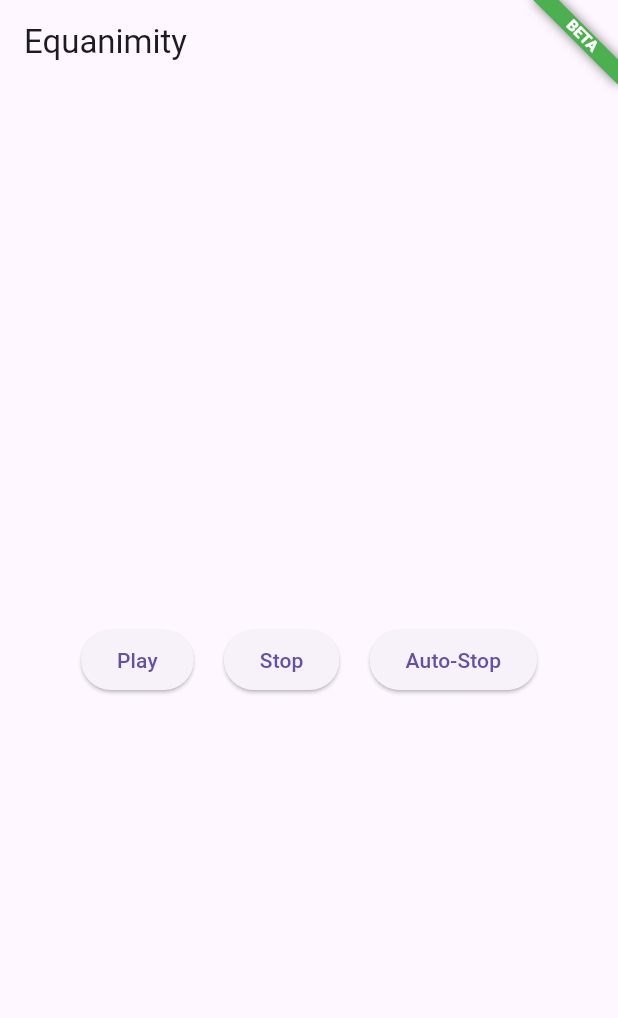
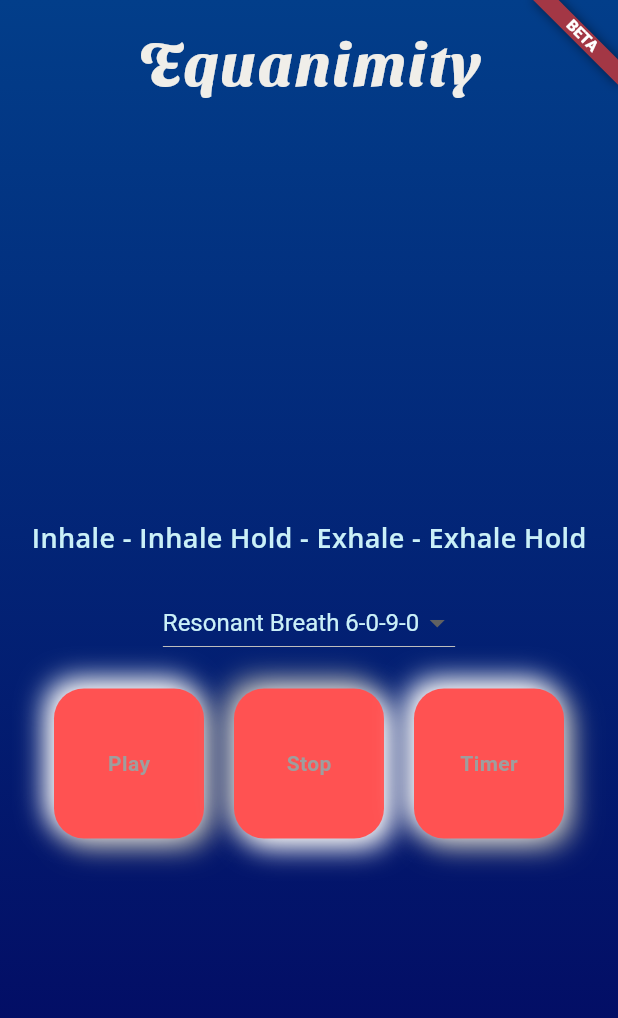
Before and after one commit to matthewwcole/equanMAN, a Flutter app: the screen it shows after launch, on a phone screen of 412 x 824 dp. Shown: the top 1018 px of the screen. Run offline on Flutter 3.47's test engine with Material 3 defaults, Android fonts, the phone set to English and light mode, and no system bars; our stand-ins replace google_fonts, just_audio; missing offline and left inert: audio_session.

Commit message:
Neumorphism buttons

```diff
--- a/lib/main.dart
+++ b/lib/main.dart
@@ -1,5 +1,6 @@
-import 'package:breathingcompanion/view/gaplessplaylist.dart';
+import 'package:breathingcompanion/view/home_breathing_screen.dart';
 import 'package:flutter/material.dart';
+import 'package:breathingcompanion/viewmodel/theme/app_pallete.dart';
 
 void main() {
   runApp(
@@ -12,14 +13,33 @@ class MyApp extends StatelessWidget {
 
   @override
   Widget build(BuildContext context) {
+//    final HSLColor hslColor = HSLColor.fromColor(Pallete.scarletSmile);
+//    final HSLColor desaturatedColor = hslColor.withSaturation(0.2);
     return MaterialApp(
       debugShowCheckedModeBanner: false,
-      title: 'Equanimity',
-      home: const Banner(
+      theme: ThemeData(
+        appBarTheme: const AppBarTheme(
+          titleTextStyle: TextStyle(
+            color: Pallete.primaryText,
+            fontSize: 20,
+            fontWeight: FontWeight.bold,
+          ),
+        ),
+        textTheme: const TextTheme(
+          bodySmall: TextStyle(color: Pallete.primaryText),
+          bodyMedium: TextStyle(color: Pallete.primaryText),
+          bodyLarge: TextStyle(color: Pallete.primaryText),
+        ).apply(
+          bodyColor: Pallete.primaryText,
+          displayColor: Pallete.primaryText,
+        ),
+      ),
+      title: '😠 Equanimity 😮‍💨',
+      home: Banner(
         message: "BETA",
         location: BannerLocation.topEnd,
-        color: Colors.green,
-        child: GaplessPlaylist(),
+        color: Pallete.scarletSmile,
+        child: HomeBreathingScreen(),
       ),
     );
   }
--- a/lib/model/audio_player_service.dart
+++ b/lib/model/audio_player_service.dart
@@ -1,16 +1,80 @@
 import 'package:just_audio/just_audio.dart';
 import 'package:audio_session/audio_session.dart';
+
+class Playlist {
+  final String title;
+  final List<String> audioAssets;
+
+  Playlist({required this.title, required this.audioAssets});
+
+
+static final List<Playlist> allPlaylists = [
+    Playlist(
+    title: 'Resonant Breath 6-0-9-0',
+    audioAssets: [
+      'assets/audio/i6.wav',
+      'assets/audio/e9.wav',
+    ],
+  ),
+  Playlist(
+    title: 'Resonant Breath 6-2-9-2',
+    audioAssets: [
+      'assets/audio/i6.wav',
+      'assets/audio/hold2.wav',
+      'assets/audio/e9.wav',
+      'assets/audio/hold2.wav',
+    ],
+  ),
+    Playlist(
+    title: 'Resonant Breath 6-5-9-5',
+    audioAssets: [
+      'assets/audio/i6.wav',
+      'assets/audio/hold5.wav',
+      'assets/audio/e9.wav',
+      'assets/audio/hold5.wav',
+    ],
+  ),
+    Playlist(
+    title: 'Resonant Breath 6-8-9-8',
+    audioAssets: [
+      'assets/audio/i6.wav',
+      'assets/audio/hold8.wav',
+      'assets/audio/e9.wav',
+      'assets/audio/hold8.wav',
+    ],
+  ),
+  // You can add more playlists here
+];
+}
+
+
+
+
+
 
 class AudioPlayerService {
   final _player = AudioPlayer();
 
-  //we can track what phase we are in
+/*   //Our First Playlist ... eventually we can track where we are in the playlist
   final _playlistResonantBreath = <AudioSource>[
     AudioSource.asset('assets/audio/i6.wav'),
     AudioSource.asset('assets/audio/hold2.wav'),
     AudioSource.asset('assets/audio/e9.wav'),
     AudioSource.asset('assets/audio/hold2.wav'),
-  ];
+  ]; */
+
+Future<void> loadPlaylist(Playlist playlist, {int initialIndex = 0}) async {
+  await _player.stop(); // Stop current playback
+
+  final sources = playlist.audioAssets.map((path) =>
+    AudioSource.asset(path)
+  ).toList();
+
+  await _player.setAudioSources(sources, initialIndex: initialIndex);
+  await _player.setLoopMode(LoopMode.all); // Gapless Repeat
+
+}
+
 
   Future<void> _init() async {
     final session = await AudioSession.instance;
@@ -39,12 +103,6 @@ class AudioPlayerService {
       _player.pause();
     });
 
-    await _player.setAudioSources(
-      _playlistResonantBreath,
-      initialIndex: 0,
-      initialPosition: Duration.zero,
-    );
-    await _player.setLoopMode(LoopMode.all);
   }
 
   Future<void> play() async {
--- a/lib/view/audio_control_buttons.dart
+++ b/lib/view/audio_control_buttons.dart
@@ -1,6 +1,13 @@
 import 'package:flutter/material.dart';
+import 'package:breathingcompanion/view/neumorphic_button.dart';
 
-class AudioControlButtons extends StatelessWidget{
+enum PlayerState {
+  playing,
+  stopped,
+  timer,
+}
+
+class AudioControlButtons extends StatefulWidget{
 
   // Define two final VoidCallback variables here (one for play, one for stop, timer)
   final VoidCallback onPlay;
@@ -8,37 +15,65 @@ class AudioControlButtons extends StatelessWidget{
   final VoidCallback startTimer;
 
   // Constructor that requires those two callbacks
-  const AudioControlButtons(
-    {super.key,
+  const AudioControlButtons({
+    super.key,
     required this.onPlay,
     required this.onStop,
-    required this.startTimer});
+    required this.startTimer
+    });
 
+  @override
+  State<AudioControlButtons> createState() => _AudioControlButtonsState();
+}
+
+class _AudioControlButtonsState extends State<AudioControlButtons> {
+  PlayerState _playerState = PlayerState.stopped;
+
+  void _handlePlay() {
+    setState(() {
+      _playerState = PlayerState.playing;
+    });
+    widget.onPlay();
+  }
+
+  void _handleStop() {
+    setState(() {
+      _playerState = PlayerState.stopped;
+    });
+    widget.onStop();
+  }
+
+  void _handleTimer() {
+    setState(() {
+      _playerState = PlayerState.timer;
+    });
+    widget.startTimer();
+  }
 
 // build method with your two ElevatedButtons
   @override
   Widget build(BuildContext context) {
-    return Scaffold(
-      body: Center(
+    return Center(
       child: Row(
         mainAxisAlignment: MainAxisAlignment.center,
         children: [
-            ElevatedButton(
-              onPressed: onPlay,
-              child: const Text('Play')
+          NeumorphicButton(
+            onPressed: _handlePlay,
+            text: 'Play',
+            isPlaying: _playerState == PlayerState.playing,
           ),
           const SizedBox(width: 20),
-            ElevatedButton(
-              onPressed: onStop,
-              child: const Text('Stop')
+          NeumorphicButton(
+            onPressed: _handleStop,
+            text: 'Stop',
+            isPlaying: _playerState == PlayerState.stopped,
           ),
           const SizedBox(width: 20),
-            ElevatedButton(
-              onPressed: startTimer,
-              child: const Text('Auto-Stop')
+          NeumorphicButton(
+            onPressed: _handleTimer,
+            text: 'Timer',
           ),
         ],
-        ),
       ),
     );
   }
--- a/lib/view/gaplessplaylist.dart
+++ b/lib/view/home_breathing_screen.dart
@@ -1,24 +1,30 @@
 import 'package:breathingcompanion/view/audio_control_buttons.dart';
 import 'package:breathingcompanion/viewmodel/sleep_timer_viewmodel.dart';
+import 'package:breathingcompanion/viewmodel/theme/app_pallete.dart';
 import 'package:flutter/material.dart';
+import 'package:google_fonts/google_fonts.dart';
 import '../model/audio_player_service.dart';
 import 'package:flutter/cupertino.dart';
 
-class GaplessPlaylist extends StatefulWidget {
-  const GaplessPlaylist({super.key});
+class HomeBreathingScreen extends StatefulWidget {
+  const HomeBreathingScreen({super.key});
 
   @override
-  State<GaplessPlaylist> createState() => _GaplessPlaylistState();
+  State<HomeBreathingScreen> createState() => _HomeBreathingScreenState();
 }
 
-class _GaplessPlaylistState extends State<GaplessPlaylist> {
+class _HomeBreathingScreenState extends State<HomeBreathingScreen> {
   final _audioService = AudioPlayerService();
   late final SleepTimerLogic _timerLogic; //declared without initalization
+  int _selectedPlaylistIndex = 0; // Default to first playlist
 
   @override
   void initState() {
     super.initState();
     _timerLogic = SleepTimerLogic(_audioService); //initialized here
+    _audioService.loadPlaylist(
+      Playlist.allPlaylists[_selectedPlaylistIndex],
+    );
   }
 
   void _onPlayPressed() async {
@@ -37,6 +43,12 @@ class _GaplessPlaylistState extends State<GaplessPlaylist> {
       builder: (context) {
         return SimpleDialog(
           title: const Text('Set Auto-Stop Timer'),
+          titleTextStyle: GoogleFonts.openSans(
+            color: Pallete.primaryText,
+            fontSize: 25,
+            fontStyle: FontStyle.italic,
+          ),
+          backgroundColor: Pallete.softPeriwinkle,
             children: [
               SimpleDialogOption(
                 onPressed: () {
@@ -83,9 +95,9 @@ class _GaplessPlaylistState extends State<GaplessPlaylist> {
           builder: (context) {
             return CupertinoAlertDialog(
               title: const Text('Select Auto-Stop Duration'),
-              content: SizedBox(
-                height: 200,
-                child: GestureDetector(
+              content: GestureDetector(
+                child: SizedBox(
+                  height: 250,
                   child: CupertinoTimerPicker(
                     mode: CupertinoTimerPickerMode.hms,
                     onTimerDurationChanged: (Duration newDuration) {
@@ -144,15 +156,78 @@ class _GaplessPlaylistState extends State<GaplessPlaylist> {
 
   @override
   Widget build(BuildContext context) {
-    return Scaffold(
+    return Container(
+      decoration: const BoxDecoration(
+        gradient: LinearGradient(
+          begin: Alignment.topCenter,
+          end: Alignment.bottomCenter,
+          colors: [Pallete.surfaceColor, Pallete.backgroundColor],
+          ),
+      ),
+    child: Scaffold(
+      backgroundColor: Colors.transparent,
       appBar: AppBar(
-        title: const Text('Equanimity'),
+        title: Text(
+          'Equanimity',
+          style: TextStyle(
+            fontFamily: 'Sansita Swashed',
+            color: Pallete.cloudDancer,
+            fontSize: 40,
+            letterSpacing: 1.5,
+            //fontWeight: FontWeight.bold,
+          ),
+        ),
+        centerTitle: true,
+        backgroundColor: Colors.transparent,
+        elevation: 0,
+        toolbarHeight: 80.0,
       ),
       body: Center(
-        child: AudioControlButtons(
+        //Add DropdownButton<int>
+        child: Column(
+          mainAxisSize: MainAxisSize.min,
+          children: [
+            Text('Inhale - Inhale Hold - Exhale - Exhale Hold',
+              style: TextStyle(
+                fontFamily: 'Open Sans',
+                fontSize: 18,
+                fontWeight: FontWeight.w600,
+              )
+            ),
+            const SizedBox(height: 20),
+            DropdownButton<int>(
+              dropdownColor: const Color(0xFF023e8a),
+              style: const TextStyle(
+                color: Pallete.primaryText,
+                fontSize: 16,
+
+              ),
+              value: _selectedPlaylistIndex,
+              items: Playlist.allPlaylists.asMap().entries.map((e) =>
+                DropdownMenuItem<int>(
+                  value: e.key,
+                  child: Text(e.value.title),
+                ),
+              ).toList(),
+              onChanged: (index) {
+                if (index != null) {
+                  setState(() {
+                    _selectedPlaylistIndex = index;
+                  });
+                  _audioService.loadPlaylist(
+                    Playlist.allPlaylists[index],
+                  );
+                }
+              },
+            ),
+            const SizedBox(height: 20),
+            AudioControlButtons(
               onPlay: _onPlayPressed,
               onStop: _onStopPressed,
               startTimer: _onTimerPressed,
+            ),
+          ],
+        ),
       ),
     ),
   );
--- /dev/null
+++ b/lib/view/neumorphic_button.dart
@@ -0,0 +1,94 @@
+import 'package:flutter/material.dart';
+
+class NeumorphicButton extends StatefulWidget {
+  final VoidCallback onPressed;
+  final String text;
+  final bool isPlaying;
+
+  const NeumorphicButton({
+    super.key,
+    required this.onPressed,
+    required this.text,
+    this.isPlaying = false,
+  });
+
+  @override
+  State<NeumorphicButton> createState() => _NeumorphicButtonState();
+}
+
+class _NeumorphicButtonState extends State<NeumorphicButton> {
+  bool _isPressed = false;
+
+  void _onPointerDown(PointerDownEvent event) {
+    setState(() {
+      _isPressed = true;
+    });
+    widget.onPressed();
+  }
+
+  void _onPointerUp(PointerUpEvent event) {
+    setState(() {
+      _isPressed = false;
+    });
+  }
+
+  @override
+  Widget build(BuildContext context) {
+    bool isPressed = _isPressed || widget.isPlaying;
+    return Listener(
+      onPointerDown: _onPointerDown,
+      onPointerUp: _onPointerUp,
+      child: AnimatedContainer(
+        duration: const Duration(milliseconds: 150),
+        width: 100,
+        height: 100,
+        decoration: BoxDecoration(
+          color: Colors.redAccent,
+          borderRadius: BorderRadius.circular(20),
+          boxShadow: isPressed
+          ? [
+              // Inner shadow
+              BoxShadow(
+                color: Colors.grey..shade500,
+                offset: const Offset(-5, -5),
+                blurRadius: 15,
+                spreadRadius: 1,
+                //inset: true,
+              ),
+              const BoxShadow(
+                color: Colors.white,
+                offset: Offset(5, 5),
+                blurRadius: 15,
+                spreadRadius: 1,
+                //inset: true,
+              ),
+          ]
+        : [
+            // Outer shadow
+            BoxShadow(
+              color: Colors.grey.shade500,
+              offset: const Offset(5, 5),
+              blurRadius: 15,
+              spreadRadius: 1,
+            ),
+            const BoxShadow(
+              color: Colors.white,
+              offset: Offset(-5, -5),
+              blurRadius: 15,
+              spreadRadius: 1,
+            ),
+          ],
+        ),
+        child: Center(
+          child: Text(
+            widget.text,
+            style: const TextStyle(
+              color: Colors.grey,
+              fontWeight: FontWeight.bold,
+            ),
+          ),
+        ),
+        ),
+      );
+  }
+}
--- a/lib/viewmodel/theme/app_pallete.dart
+++ b/lib/viewmodel/theme/app_pallete.dart
@@ -3,15 +3,33 @@
 import 'package:flutter/material.dart';
 
 class Pallete {
-  // Backgrounds
+  // 4 -5 Core Colors
+
+
+  // Ocean Colors
   static const backgroundColor = Color(0xFF03045e); // Deep Twilight
   static const surfaceColor = Color(0xFF023e8a); // French Blue - for cards
+  static const primaryText = Color(0xFFcaf0f8); // Light Cyan
+  static const primaryAction = Color(0xFF00b4d8); // Turquoise Surf
+  static const skyAqua = Color(0xFF48CAE4); // Sky Aqua
+  static const blueGreen = Color(0xFF0096C7); // Blue Green
+  static const brighttealBlue = Color(0xFF0077b6); // Bright Teal Blue
+  static const frostedBlue = Color(0xFF90e0ef); // Frosted Blue
 
-  // Text
-  static const primaryText = Color(0xFFcaf0f8); // Light Cyan
+  //Ocean Adjectent Colors
+  static const stormyTeal = Color(0xFF2a747b); // Stormy Teal
+  static const darkCyan = Color(0xFF21897E); // Dark Cyan
+  static const oceanMist = Color(0xFF3ba99c); // Ocean Mist
+  static const pearlAqua = Color(0xFF69d1c5); // Pearl Aqua
+  static const mayaBlue = Color(0xFF7ebce6); // Maya Blue
+  static const softPeriwinkle = Color(0xFF8980f5); // Soft Periwinkle
 
-  // Actions
-  static const primaryAction = Color(0xFF00b4d8); // Turquoise Surf
+  // Pantone Colors
+  static const cloudDancer = Color(0xFFF0EEE9); // Cloud Dancer
+  static const scarletSmile = Color(0xFFA33745); // Scarlet Smile
+  static final Color desaturatedScarletSmile = HSLColor.fromColor(scarletSmile).withSaturation(0.4).toColor(); // Desaturated Scarlet Smile
+  static const caraMEL = Color(0xFFC37C54); // Caramel
+  static const iceMelt = Color(0xFFD3E4F1); // Ice Melt
+  static const rinsingRivulet = Color(0xFF5CC6C3); // Rinsing Rivulet
 
-  // ... your turn to continue
 }
```
Also changed, not shown: pubspec.yaml (+9 -10 lines), assets/fonts/OpenSans-Italic-VariableFont_wdth-wght.ttf (added), assets/fonts/OpenSans-VariableFont_wdth-wght.ttf (added), assets/fonts/SansitaSwashed-VariableFont_wght.ttf (added), lib/drafts/sb_controls.dart (renamed from lib/drafts/player-controls-view.dart), lib/drafts/sb_playerinfo.dart (renamed from lib/drafts/player_viewmodel.dart), lib/viewmodel/theme/theme.dart (line endings or trailing spaces), pubspec.lock. Lines whose indentation alone changed are shown as unchanged.
